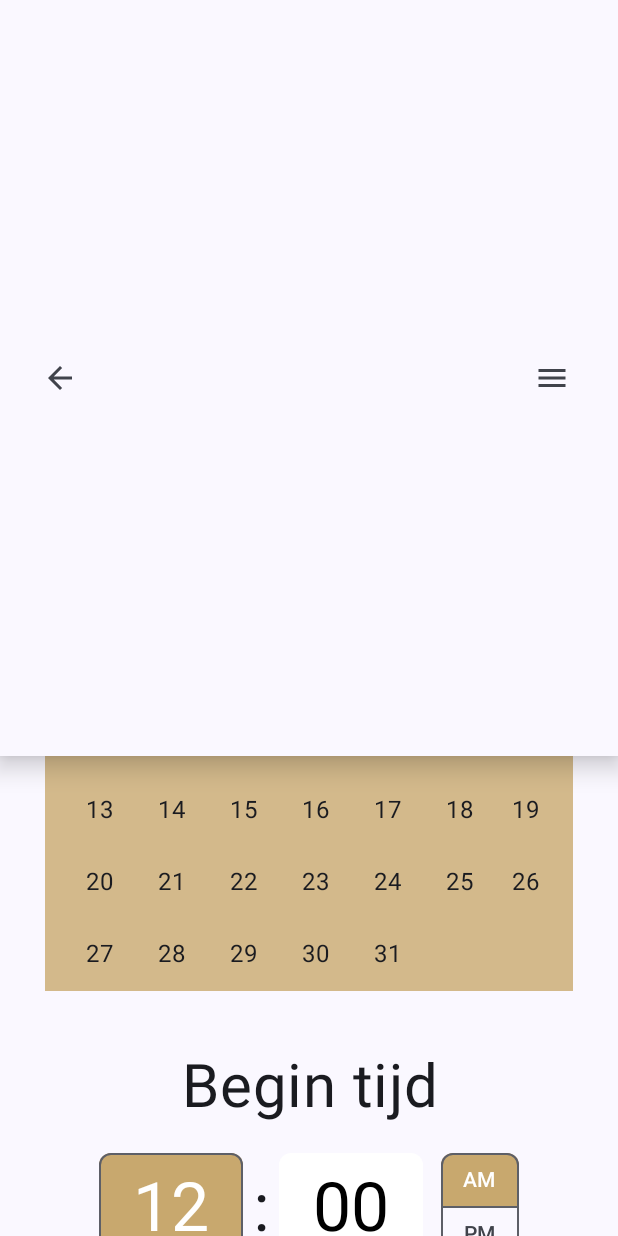
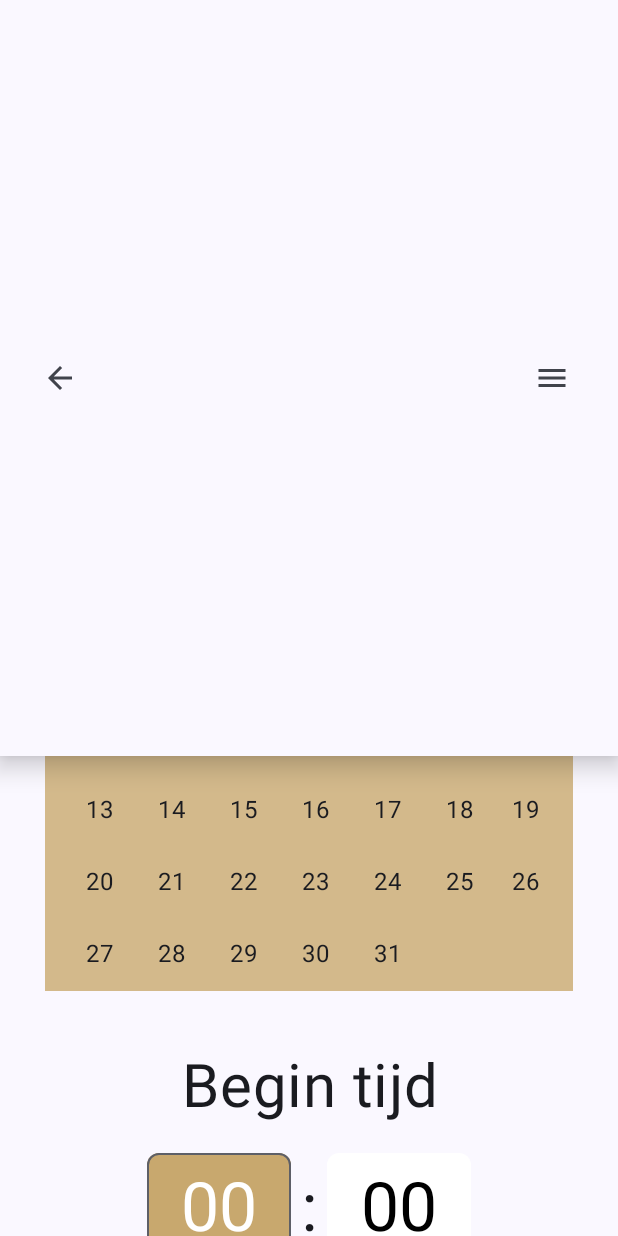
Before and after one commit to LanderVM/devops-23-24-android-a02, an Android app built with Jetpack Compose: the EvenementScreen screen opened through its navigation route, scrolled down 448 dp, on a phone screen of 412 x 824 dp. Run offline under Robolectric (Android 15) with nearby library versions, the phone set to English and light mode, and no system bars; 2 statements that could not run were skipped.

Commit message:
update EvenementScreen

```diff
--- a/app/src/main/java/com/example/templateapplication/ui/screens/evenementpage/EvenementScreen.kt
+++ b/app/src/main/java/com/example/templateapplication/ui/screens/evenementpage/EvenementScreen.kt
@@ -57,8 +57,8 @@ fun EvenementScreen (
 ) {
 
     val datumState = rememberDateRangePickerState()
-    val beginTijdState = rememberTimePickerState()
-    val eindTijdState = rememberTimePickerState()
+    val beginTijdState = rememberTimePickerState(is24Hour = true)
+    val eindTijdState = rememberTimePickerState(is24Hour = true)
 
     var buttonEnabled:Boolean = false
 
@@ -183,7 +183,7 @@ fun DatumPart (
                 selectedYearContainerColor = Color.Red,
                 disabledDayContentColor = Color.Gray,
                 todayDateBorderColor = Color(android.graphics.Color.parseColor(stringResource(R.string.main))),
-                dayInSelectionRangeContainerColor = Color(android.graphics.Color.parseColor(stringResource(R.string.lichter))),
+                dayInSelectionRangeContainerColor = Color(android.graphics.Color.parseColor(stringResource(R.string.lichterder))),
                 dayInSelectionRangeContentColor = Color.White,
                 selectedDayContainerColor = Color(android.graphics.Color.parseColor(stringResource(R.string.main))),
             )
```
